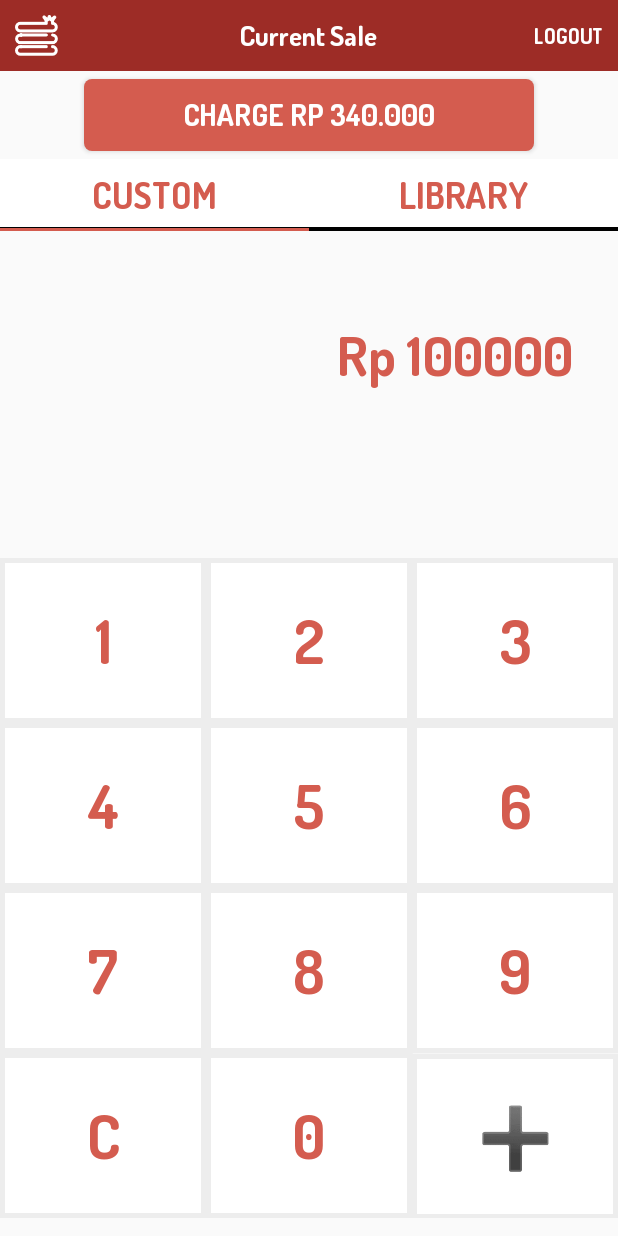
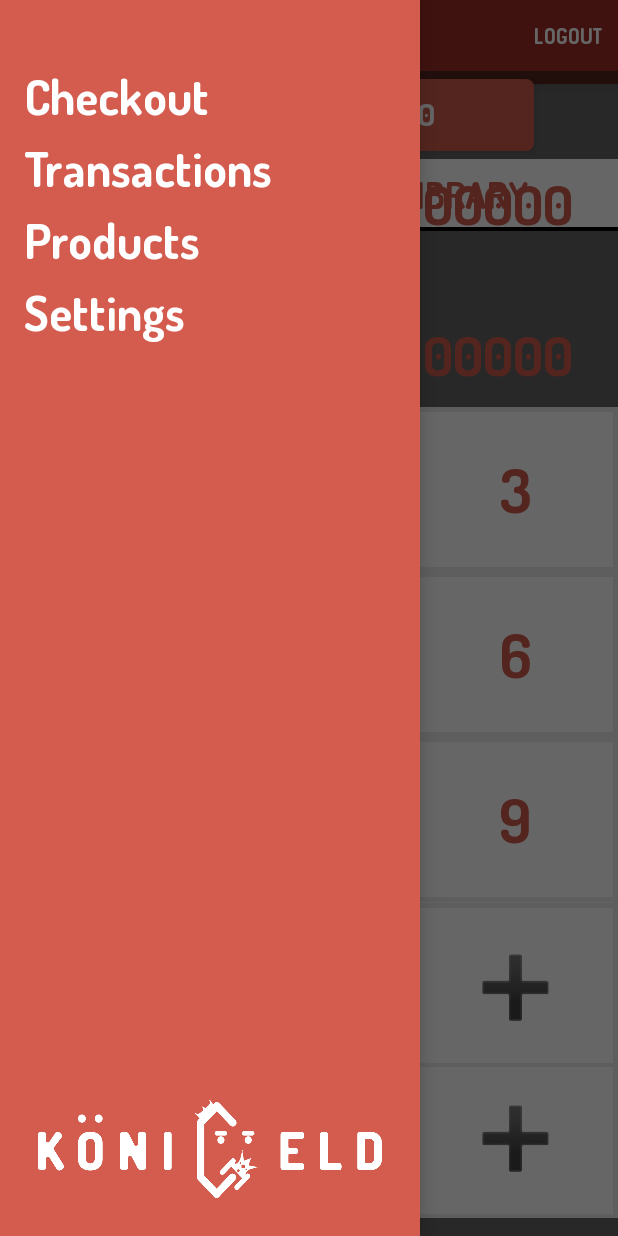
Before and after one commit to imdvlpr/konigeld-mobile, an Android app: the MainFragment screen opened directly, with no data from a screen before it, after a tap on an icon or button, on a phone screen of 412 x 824 dp. Run offline under Robolectric (Android 15) with nearby library versions, the phone set to English and light mode, and no system bars.

Commit message:
Sidebar worked, interface overlay :cry:
Me is sad :cry: but also happy :smile:

```diff
--- a/app/src/main/java/com/application/jojobudiman/konigeldandroid/checkout/MainFragment.java
+++ b/app/src/main/java/com/application/jojobudiman/konigeldandroid/checkout/MainFragment.java
@@ -31,10 +31,13 @@ import androidx.fragment.app.Fragment;
 import androidx.fragment.app.FragmentTransaction;
 import androidx.viewpager.widget.ViewPager;
 
-public class MainFragment extends AppCompatActivity {
+public class MainFragment extends AppCompatActivity implements NavigationView.OnNavigationItemSelectedListener {
     RelativeLayout topHeader;
     TabLayout selectButton;
     Toolbar toolbar;
+    DrawerLayout drawer;
+    NavigationView navigationView;
+    ActionBarDrawerToggle toggle;
     Button charge;
     ImageView menu;
     TextView custom, library;
@@ -46,14 +49,15 @@ public class MainFragment extends AppCompatActivity {
     @Override
     protected void onCreate(Bundle savedInstanceState) {
         super.onCreate(savedInstanceState);
-        setContentView(R.layout.activity_custom_menu);
+        setContentView(R.layout.activity_sidebar_menu);
 
         topHeader = (RelativeLayout) findViewById(R.id.topheader);
         selectButton = (TabLayout) findViewById(R.id.checkoutTabs);
         charge = (Button) findViewById(R.id.chargebtn);
         viewPager = (ViewPager) findViewById(R.id.container);
-        final DrawerLayout drawer = findViewById(R.id.drawer_layout);
-        final NavigationView navigationView = findViewById(R.id.nav_view);
+        drawer = findViewById(R.id.drawer_layout);
+        navigationView = findViewById(R.id.nav_view);
+        navigationView.setNavigationItemSelectedListener(this);
         final ImageButton menu = (ImageButton) findViewById(R.id.hamburger);
 
         menu.setOnClickListener(new View.OnClickListener() {
@@ -82,8 +86,20 @@ public class MainFragment extends AppCompatActivity {
         CustomFragment = new MainMenu();
         LibraryFragment = new MainMenu2();
 
+        toolbar = findViewById(R.id.toolbar);
+        setSupportActionBar(toolbar);
+        if (getSupportActionBar() != null)
+            getSupportActionBar().setTitle("Home");
+
+        if (savedInstanceState == null){
+            Fragment currentFragment = new MainMenu();
+            getSupportFragmentManager()
+                    .beginTransaction()
+                    .replace(R.id.content_main,currentFragment)
+                    .commit();
+        }
+
     }
-
 
     private void setFragment (Fragment fragment) {
 
@@ -92,6 +108,56 @@ public class MainFragment extends AppCompatActivity {
         fragmentTransaction.addToBackStack(null);
         fragmentTransaction.commit();
 
+    }
+
+    @Override
+    protected void onResume() {
+        super.onResume();
+        toggle = new ActionBarDrawerToggle(
+                this, drawer, toolbar, R.string.navigation_drawer_open, R.string.navigation_drawer_close);
+        drawer.addDrawerListener(toggle);
+        toggle.syncState();
+    }
+    @Override
+    protected void onPause() {
+        super.onPause();
+        drawer.removeDrawerListener(toggle);
+    }
+
+    @SuppressWarnings("StatementWithEmptyBody")
+    @Override
+    public boolean onNavigationItemSelected(@NonNull MenuItem item) {
+        // Handle navigation view item clicks here.
+        int id = item.getItemId();
+        Bundle bundle = new Bundle();
+        Fragment fragment = null;
+        String title = "";
+        if (id == R.id.nav_checkout){
+            title = "Current Sale";
+            fragment = new MainMenu();
+        } else if (id == R.id.nav_transactions) {
+            title = "Transactions";
+            fragment = new Transactions();
+        } else if (id == R.id.nav_products) {
+            title= "Settings";
+            fragment = new Products();
+
+        } else if (id == R.id.nav_settings) {
+            title = "Settings";
+            fragment = new AccountSettings();
+        }
+
+        if (fragment != null) {
+            getSupportFragmentManager()
+                    .beginTransaction()
+                    .replace(R.id.content_main, fragment)
+                    .commit();
+        }
+
+        if (getSupportActionBar() != null)
+            getSupportActionBar().setTitle(title);
+        drawer.closeDrawer(GravityCompat.START);
+        return true;
     }
 
 
--- a/app/src/main/res/layout/activity_custom_menu.xml
+++ b/app/src/main/res/layout/activity_custom_menu.xml
@@ -1,4 +1,5 @@
 <?xml version="1.0" encoding="utf-8"?>
+
 <androidx.constraintlayout.widget.ConstraintLayout xmlns:android="http://schemas.android.com/apk/res/android"
     xmlns:app="http://schemas.android.com/apk/res-auto"
     xmlns:tools="http://schemas.android.com/tools"
@@ -6,6 +7,7 @@
     android:layout_width="match_parent"
     android:layout_height="match_parent"
     tools:context=".checkout.MainMenu">
+
 
     <FrameLayout
         android:id="@+id/main_frame"
@@ -119,4 +121,6 @@
 
 
 
+
+
 </androidx.constraintlayout.widget.ConstraintLayout>
--- a/app/src/main/res/layout/activity_sidebar_menu.xml
+++ b/app/src/main/res/layout/activity_sidebar_menu.xml
@@ -33,7 +33,11 @@
 
     </LinearLayout>
 
-
+    <include
+        layout="@layout/activity_custom_menu"
+        android:layout_marginTop="20dp"
+        android:layout_width="match_parent"
+        android:layout_height="match_parent" />
 
     <com.google.android.material.navigation.NavigationView
         android:id="@+id/nav_view"
```
